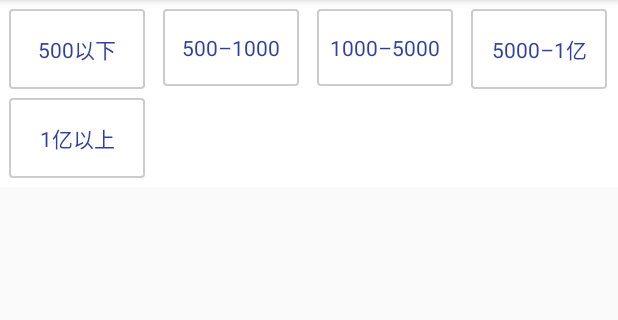
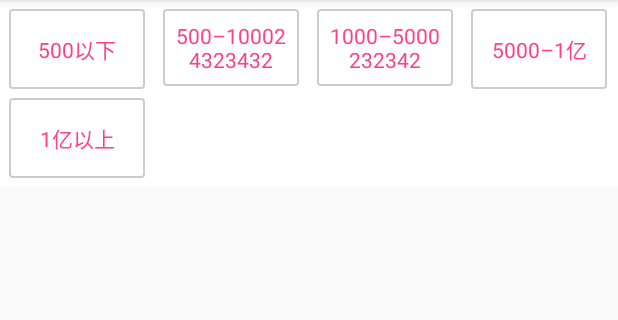
Before and after one commit to HuJiang6/MultiLineRadioGroup, an Android app: the MultiChooseActivity screen opened directly, with no data from a screen before it, on a phone screen of 412 x 824 dp, the part 84-404 px from its top. Run offline under Robolectric (Android 15) with nearby library versions, the phone set to English and light mode, and no system bars.

Commit message:
添加自定义背景部分

```diff
--- a/app/src/main/java/com/lhj/multilineradiogroup/MultiLineRadioGroup.java
+++ b/app/src/main/java/com/lhj/multilineradiogroup/MultiLineRadioGroup.java
@@ -54,7 +54,7 @@ public class MultiLineRadioGroup extends ViewGroup implements View.OnClickListen
         childMarginVertical = arr.getDimensionPixelSize(
                 R.styleable.MultiLineRadioGroup_child_margin_vertical, 5);
         childResId = arr.getResourceId(
-                R.styleable.MultiLineRadioGroup_child_layout, 0);
+                R.styleable.MultiLineRadioGroup_child_layout, R.layout.child_single_choose);
         childCount = arr.getInt(R.styleable.MultiLineRadioGroup_child_count, 0);
         singleChoice = arr.getBoolean(
                 R.styleable.MultiLineRadioGroup_single_choice, true);
@@ -119,7 +119,6 @@ public class MultiLineRadioGroup extends ViewGroup implements View.OnClickListen
                 int w = v.getMeasuredWidth() + childMarginHorizontal * 2
                         + flagX + getPaddingLeft() + getPaddingRight();
                 if (w > getMeasuredWidth()) {
-//                    flagY++;
                     flagX = 0;
                 }
                 sheight = v.getMeasuredHeight();
@@ -403,7 +402,7 @@ public class MultiLineRadioGroup extends ViewGroup implements View.OnClickListen
     }
 
     public interface OnCheckedChangedListener {
-        public void onItemChecked(MultiLineRadioGroup group, int position,
-                                  boolean checked);
+        void onItemChecked(MultiLineRadioGroup group, int position,
+                           boolean checked);
     }
 }
--- /dev/null
+++ b/app/src/main/res/drawable/bg_item_blue.xml
@@ -0,0 +1,5 @@
+<?xml version="1.0" encoding="UTF-8"?>
+<selector xmlns:android="http://schemas.android.com/apk/res/android">
+    <item android:drawable="@drawable/grey_circle_corner_background" android:state_checked="false" />
+    <item android:drawable="@color/blue_dan" android:state_checked="true" />
+</selector>
--- a/app/src/main/res/layout/activity_multi_choose.xml
+++ b/app/src/main/res/layout/activity_multi_choose.xml
@@ -9,9 +9,9 @@
 
     <com.lhj.multilineradiogroup.MultiLineRadioGroup
             android:id="@+id/mlrg"
-            style="@style/MultiLineRadioGroupStyle"
+            style="@style/MultiRadioGroupStyle"
             app:child_count="5"
-            app:child_values="@array/childValuesHx"
+            app:child_values="@array/childValuesHx1"
             app:single_choice="false"
             />
 
--- /dev/null
+++ b/app/src/main/res/layout/child_multi_choose.xml
@@ -0,0 +1,14 @@
+<?xml version="1.0" encoding="utf-8"?>
+<CheckBox xmlns:android="http://schemas.android.com/apk/res/android"
+        android:layout_width="80dp"
+        android:layout_height="wrap_content"
+        android:background="@drawable/bg_item_blue"
+        android:padding="8.0dip"
+        android:lines="2"
+        android:textColor="@color/colorAccent"
+        android:button="@null"
+        android:gravity="center"
+        android:textSize="14sp"
+        >
+
+</CheckBox>
--- a/app/src/main/res/values/colors.xml
+++ b/app/src/main/res/values/colors.xml
@@ -4,4 +4,6 @@
     <color name="colorPrimaryDark">#303F9F</color>
     <color name="colorAccent">#FF4081</color>
     <color name="white">#FFFFFF</color>
+    <color name="blue_48c5fe">#48c5fe</color>
+    <color name="blue_dan">#51b6fd</color>
 </resources>
--- a/app/src/main/res/values/strings.xml
+++ b/app/src/main/res/values/strings.xml
@@ -8,4 +8,12 @@
         <item>5000–1亿</item>
         <item>1亿以上</item>
     </string-array>
+
+    <string-array name="childValuesHx1">
+        <item>500以下</item>
+        <item>500–100024323432</item>
+        <item>1000–5000232342</item>
+        <item>5000–1亿</item>
+        <item>1亿以上</item>
+    </string-array>
 </resources>
--- a/app/src/main/res/values/styles.xml
+++ b/app/src/main/res/values/styles.xml
@@ -8,12 +8,24 @@
         <item name="colorAccent">@color/colorAccent</item>
     </style>
 
-    <!-- MultiLineRadioGroup样式 -->
+    <!-- MultiLineRadioGroup样式  单选 -->
     <style name="MultiLineRadioGroupStyle">
         <item name="android:background">@color/white</item>
         <item name="android:layout_width">match_parent</item>
         <item name="android:layout_height">wrap_content</item>
-        <item name="child_layout">@layout/child_house_rental_gd</item>
+        <item name="child_margin_horizontal">6.0dip</item>
+        <item name="child_margin_vertical">6.0dip</item>
+        <item name="child_gravity">1</item>
+        <item name="mlrg_line_num">4</item>
+        <item name="single_choice">true</item>
+    </style>
+
+    <!-- MultiLineRadioGroup样式  多选 -->
+    <style name="MultiRadioGroupStyle">
+        <item name="android:background">@color/white</item>
+        <item name="android:layout_width">match_parent</item>
+        <item name="android:layout_height">wrap_content</item>
+        <item name="child_layout">@layout/child_multi_choose</item>
         <item name="child_margin_horizontal">6.0dip</item>
         <item name="child_margin_vertical">6.0dip</item>
         <item name="child_gravity">1</item>
```
Also changed, not shown: app/src/main/res/layout/child_single_choose.xml (renamed from app/src/main/res/layout/child_house_rental_gd.xml).
